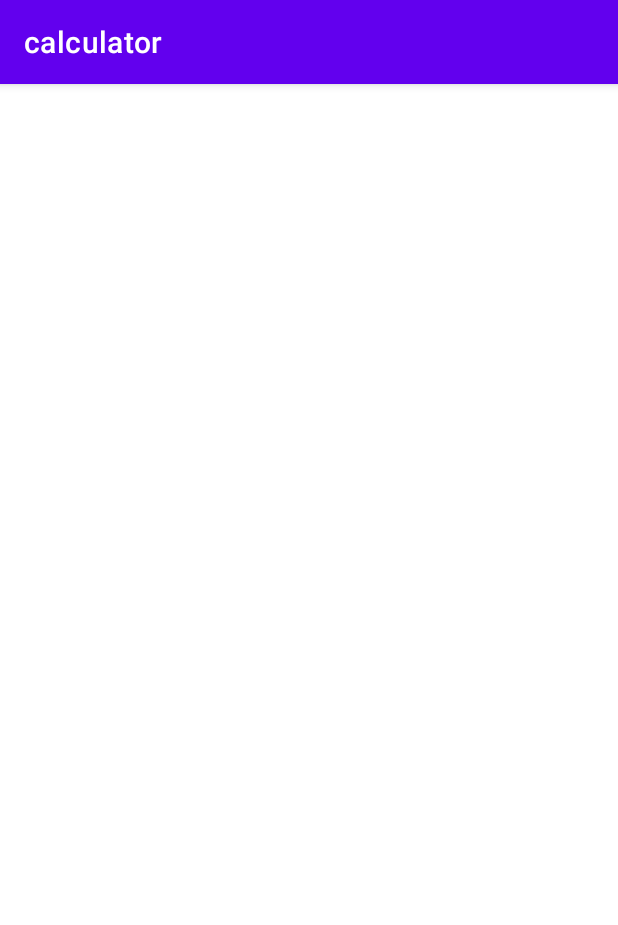
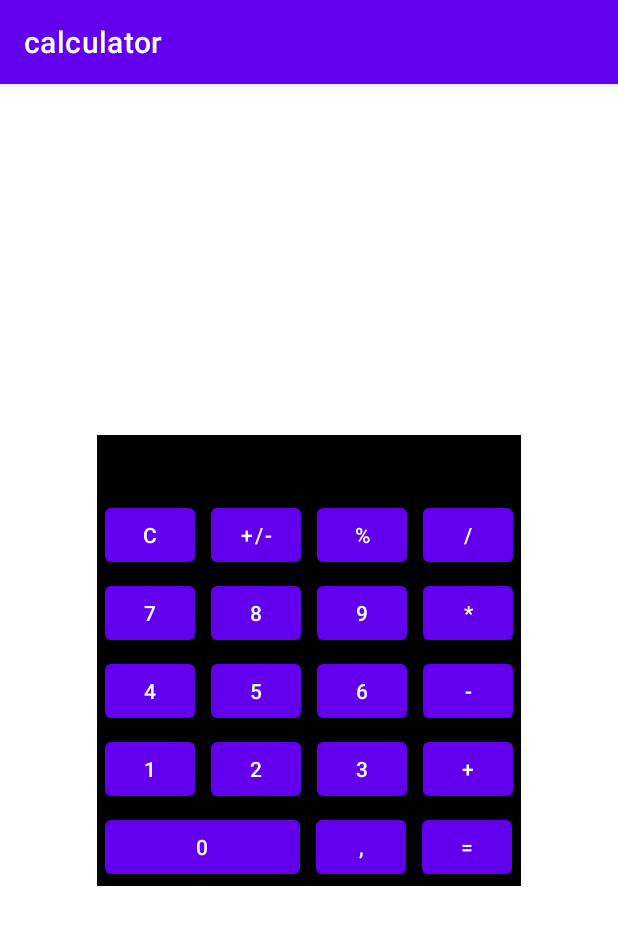
Before and after one commit to danilmv/Android1v2, an Android app: the screen it shows after launch (MainActivity), on a phone screen of 412 x 824 dp. Shown: the top 925 px of the screen. Run offline under Robolectric (Android 15) with nearby library versions, the phone set to English and light mode, and no system bars.

Commit message:
L2: calculator: layout: linear

```diff
--- a/calculator/src/main/res/layout/activity_main.xml
+++ b/calculator/src/main/res/layout/activity_main.xml
@@ -5,4 +5,16 @@
     android:layout_width="match_parent"
     android:layout_height="match_parent">
 
+    <FrameLayout
+        android:background="@color/black"
+        android:layout_width="wrap_content"
+        android:layout_height="wrap_content"
+        app:layout_constraintBottom_toBottomOf="parent"
+        app:layout_constraintEnd_toEndOf="parent"
+        app:layout_constraintStart_toStartOf="parent"
+        app:layout_constraintTop_toTopOf="parent">
+
+        <include layout="@layout/calculator_linear" />
+    </FrameLayout>
+
 </androidx.constraintlayout.widget.ConstraintLayout>
--- /dev/null
+++ b/calculator/src/main/res/layout/calculator_linear.xml
@@ -0,0 +1,203 @@
+<?xml version="1.0" encoding="utf-8"?>
+<LinearLayout xmlns:android="http://schemas.android.com/apk/res/android"
+    android:layout_width="match_parent"
+    android:layout_height="match_parent"
+    xmlns:tools="http://schemas.android.com/tools"
+    android:orientation="vertical">
+
+    <TextView
+        android:id="@+id/text_output"
+        android:layout_width="match_parent"
+        android:layout_height="wrap_content"
+        android:singleLine="true"
+        tools:text="12345678"
+        android:textSize="30sp" />
+
+    <LinearLayout
+        android:layout_width="wrap_content"
+        android:layout_height="wrap_content"
+        android:orientation="horizontal">
+
+        <Button
+            android:id="@+id/button_c"
+            android:layout_width="@dimen/button_width"
+            android:layout_height="wrap_content"
+            android:layout_marginHorizontal="@dimen/buttons_margin_horizontal"
+            android:layout_marginVertical="@dimen/buttons_margin_vertical"
+            android:text="@string/cancel" />
+
+        <Button
+            android:id="@+id/button_sign"
+            android:layout_width="@dimen/button_width"
+            android:layout_height="wrap_content"
+            android:layout_marginHorizontal="@dimen/buttons_margin_horizontal"
+            android:layout_marginVertical="@dimen/buttons_margin_vertical"
+            android:text="@string/sign" />
+
+        <Button
+            android:id="@+id/button_percent"
+            android:layout_width="@dimen/button_width"
+            android:layout_height="wrap_content"
+            android:layout_marginHorizontal="@dimen/buttons_margin_horizontal"
+            android:layout_marginVertical="@dimen/buttons_margin_vertical"
+            android:text="@string/percent" />
+
+        <Button
+            android:id="@+id/button_divide"
+            android:layout_width="@dimen/button_width"
+            android:layout_height="wrap_content"
+            android:layout_marginHorizontal="@dimen/buttons_margin_horizontal"
+            android:layout_marginVertical="@dimen/buttons_margin_vertical"
+            android:text="@string/divide" />
+
+    </LinearLayout>
+
+    <LinearLayout
+        android:layout_width="wrap_content"
+        android:layout_height="wrap_content"
+        android:orientation="horizontal">
+
+        <Button
+            android:id="@+id/button_7"
+            android:layout_width="@dimen/button_width"
+            android:layout_height="wrap_content"
+            android:layout_marginHorizontal="@dimen/buttons_margin_horizontal"
+            android:layout_marginVertical="@dimen/buttons_margin_vertical"
+            android:text="@string/button_7" />
+
+        <Button
+            android:id="@+id/button_8"
+            android:layout_width="@dimen/button_width"
+            android:layout_height="wrap_content"
+            android:layout_marginHorizontal="@dimen/buttons_margin_horizontal"
+            android:layout_marginVertical="@dimen/buttons_margin_vertical"
+            android:text="@string/button_8" />
+
+        <Button
+            android:id="@+id/button_9"
+            android:layout_width="@dimen/button_width"
+            android:layout_height="wrap_content"
+            android:layout_marginHorizontal="@dimen/buttons_margin_horizontal"
+            android:layout_marginVertical="@dimen/buttons_margin_vertical"
+            android:text="@string/button_9" />
+
+        <Button
+            android:id="@+id/button_multiply"
+            android:layout_width="@dimen/button_width"
+            android:layout_height="wrap_content"
+            android:layout_marginHorizontal="@dimen/buttons_margin_horizontal"
+            android:layout_marginVertical="@dimen/buttons_margin_vertical"
+            android:text="@string/multiply" />
+
+    </LinearLayout>
+
+    <LinearLayout
+        android:layout_width="wrap_content"
+        android:layout_height="wrap_content"
+        android:orientation="horizontal">
+
+        <Button
+            android:id="@+id/button_4"
+            android:layout_width="@dimen/button_width"
+            android:layout_height="wrap_content"
+            android:layout_marginHorizontal="@dimen/buttons_margin_horizontal"
+            android:layout_marginVertical="@dimen/buttons_margin_vertical"
+            android:text="@string/button_4" />
+
+        <Button
+            android:id="@+id/button_5"
+            android:layout_width="@dimen/button_width"
+            android:layout_height="wrap_content"
+            android:layout_marginHorizontal="@dimen/buttons_margin_horizontal"
+            android:layout_marginVertical="@dimen/buttons_margin_vertical"
+            android:text="@string/button_5" />
+
+        <Button
+            android:id="@+id/button_6"
+            android:layout_width="@dimen/button_width"
+            android:layout_height="wrap_content"
+            android:layout_marginHorizontal="@dimen/buttons_margin_horizontal"
+            android:layout_marginVertical="@dimen/buttons_margin_vertical"
+            android:text="@string/button_6" />
+
+        <Button
+            android:id="@+id/button_subtract"
+            android:layout_width="@dimen/button_width"
+            android:layout_height="wrap_content"
+            android:layout_marginHorizontal="@dimen/buttons_margin_horizontal"
+            android:layout_marginVertical="@dimen/buttons_margin_vertical"
+            android:text="@string/subtract" />
+
+    </LinearLayout>
+
+    <LinearLayout
+        android:layout_width="wrap_content"
+        android:layout_height="wrap_content"
+        android:orientation="horizontal">
+
+        <Button
+            android:id="@+id/button_1"
+            android:layout_width="@dimen/button_width"
+            android:layout_height="wrap_content"
+            android:layout_marginHorizontal="@dimen/buttons_margin_horizontal"
+            android:layout_marginVertical="@dimen/buttons_margin_vertical"
+            android:text="@string/button_1" />
+
+        <Button
+            android:id="@+id/button_2"
+            android:layout_width="@dimen/button_width"
+            android:layout_height="wrap_content"
+            android:layout_marginHorizontal="@dimen/buttons_margin_horizontal"
+            android:layout_marginVertical="@dimen/buttons_margin_vertical"
+            android:text="@string/button_2" />
+
+        <Button
+            android:id="@+id/button_3"
+            android:layout_width="@dimen/button_width"
+            android:layout_height="wrap_content"
+            android:layout_marginHorizontal="@dimen/buttons_margin_horizontal"
+            android:layout_marginVertical="@dimen/buttons_margin_vertical"
+            android:text="@string/button_3" />
+
+        <Button
+            android:id="@+id/button_add"
+            android:layout_width="@dimen/button_width"
+            android:layout_height="wrap_content"
+            android:layout_marginHorizontal="@dimen/buttons_margin_horizontal"
+            android:layout_marginVertical="@dimen/buttons_margin_vertical"
+            android:text="@string/add" />
+
+    </LinearLayout>
+
+    <LinearLayout
+        android:layout_width="wrap_content"
+        android:layout_height="wrap_content"
+        android:orientation="horizontal">
+
+        <Button
+            android:id="@+id/button_0"
+            android:layout_width="@dimen/button_wide_width"
+            android:layout_height="wrap_content"
+            android:layout_marginHorizontal="@dimen/buttons_margin_horizontal"
+            android:layout_marginVertical="@dimen/buttons_margin_vertical"
+            android:text="@string/button_0" />
+
+        <Button
+            android:id="@+id/button_point"
+            android:layout_width="@dimen/button_width"
+            android:layout_height="wrap_content"
+            android:layout_marginHorizontal="@dimen/buttons_margin_horizontal"
+            android:layout_marginVertical="@dimen/buttons_margin_vertical"
+            android:text="@string/point" />
+
+        <Button
+            android:id="@+id/button_equal"
+            android:layout_width="@dimen/button_width"
+            android:layout_height="wrap_content"
+            android:layout_marginHorizontal="@dimen/buttons_margin_horizontal"
+            android:layout_marginVertical="@dimen/buttons_margin_vertical"
+            android:text="@string/equal" />
+
+    </LinearLayout>
+
+</LinearLayout>
--- /dev/null
+++ b/calculator/src/main/res/values/dimens.xml
@@ -0,0 +1,7 @@
+<?xml version="1.0" encoding="utf-8"?>
+<resources>
+    <dimen name="buttons_margin_horizontal">5dp</dimen>
+    <dimen name="buttons_margin_vertical">2dp</dimen>
+    <dimen name="button_width">60dp</dimen>
+    <dimen name="button_wide_width">130dp</dimen>
+</resources>
--- a/calculator/src/main/res/values/strings.xml
+++ b/calculator/src/main/res/values/strings.xml
@@ -1,3 +1,22 @@
 <resources>
     <string name="app_name">calculator</string>
+    <string name="cancel">C</string>
+    <string name="sign">+/-</string>
+    <string name="percent">%</string>
+    <string name="divide">/</string>
+    <string name="button_7">7</string>
+    <string name="button_8">8</string>
+    <string name="button_9">9</string>
+    <string name="multiply">*</string>
+    <string name="button_4">4</string>
+    <string name="button_5">5</string>
+    <string name="button_6">6</string>
+    <string name="subtract">-</string>
+    <string name="button_1">1</string>
+    <string name="button_2">2</string>
+    <string name="button_3">3</string>
+    <string name="add">+</string>
+    <string name="button_0">0</string>
+    <string name="point">,</string>
+    <string name="equal">=</string>
 </resources>
```
